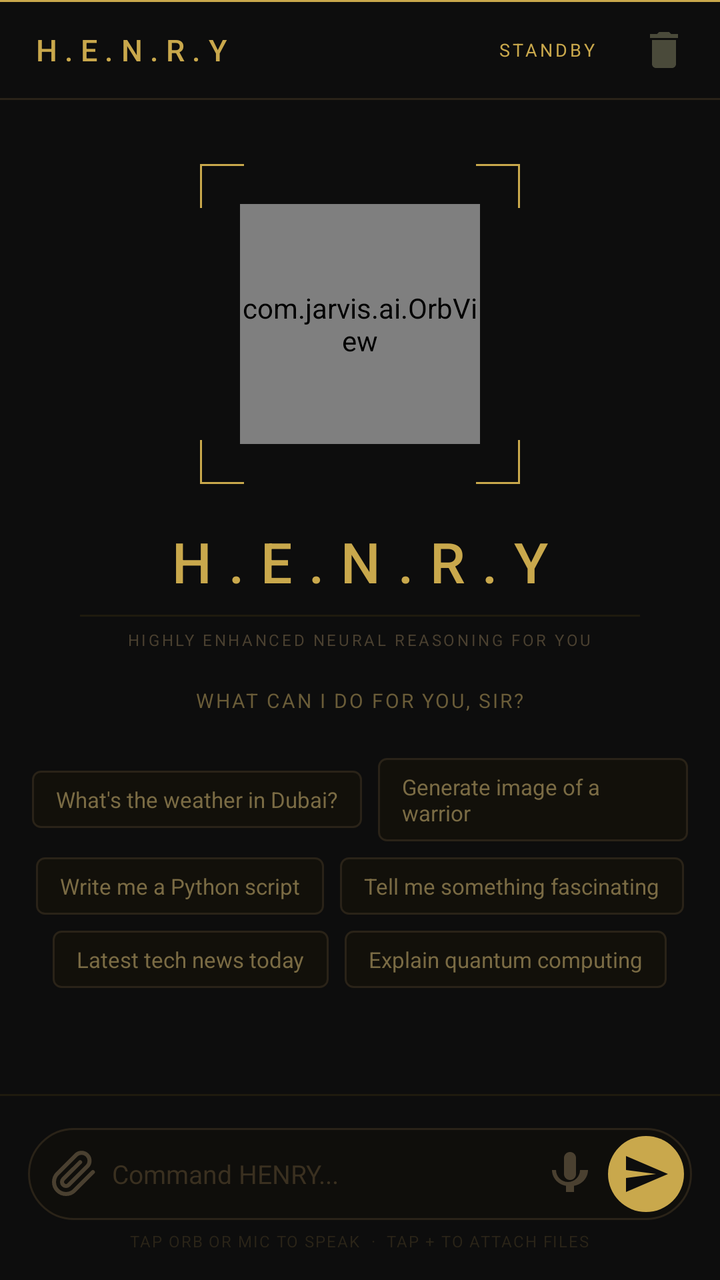
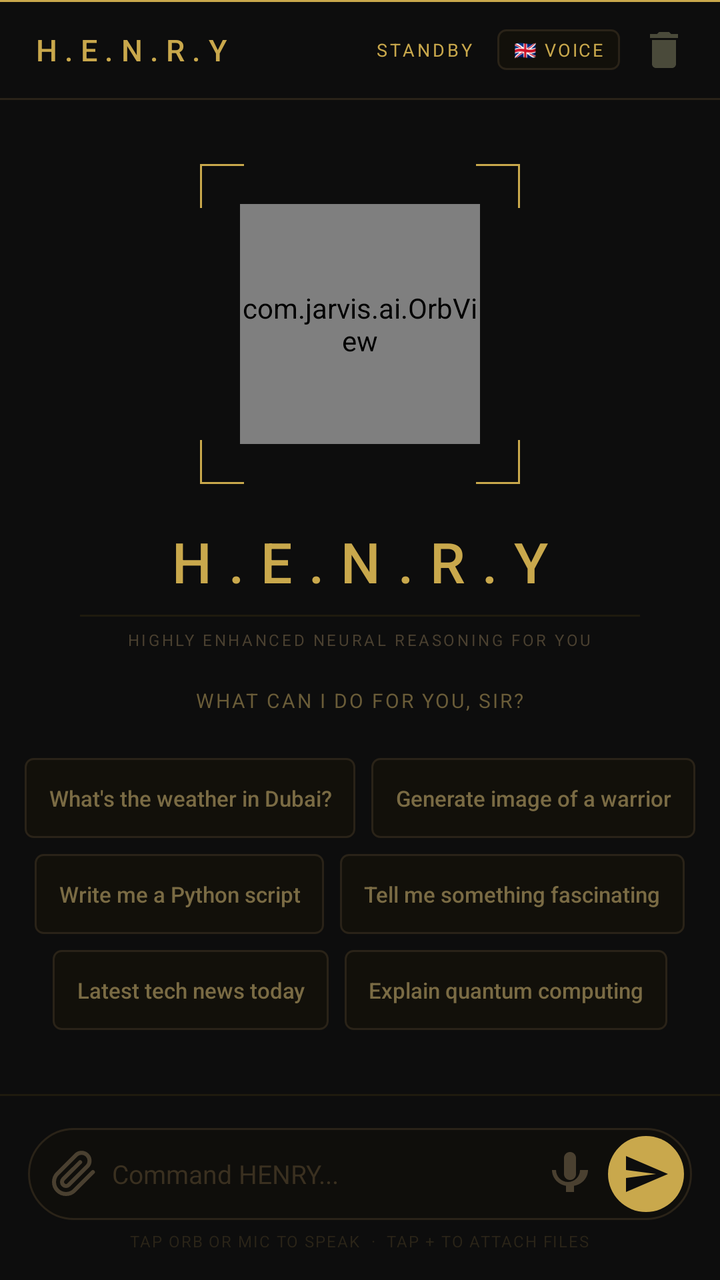

The first picture is an Android layout as it rendered before a commit; the second is the same layout after the commit. The layout source and the unified diff follow.
<!-- AndroidManifest.xml: application theme Theme.Jarvis -->
<!-- res/layout/activity_main.xml -->
<?xml version="1.0" encoding="utf-8"?>
<androidx.constraintlayout.widget.ConstraintLayout
    xmlns:android="http://schemas.android.com/apk/res/android"
    xmlns:app="http://schemas.android.com/apk/res-auto"
    android:layout_width="match_parent"
    android:layout_height="match_parent"
    android:background="#0d0d0d">

    
    <View
        android:id="@+id/top_line"
        android:layout_width="match_parent"
        android:layout_height="1dp"
        android:background="#c9a84c"
        app:layout_constraintTop_toTopOf="parent"
        app:layout_constraintStart_toStartOf="parent"/>

    
    <LinearLayout
        android:id="@+id/topbar"
        android:layout_width="match_parent"
        android:layout_height="48dp"
        android:orientation="horizontal"
        android:gravity="center_vertical"
        android:paddingStart="16dp"
        android:paddingEnd="12dp"
        android:background="#0d0d0d"
        app:layout_constraintTop_toBottomOf="@id/top_line"
        app:layout_constraintStart_toStartOf="parent">

        <TextView
            android:id="@+id/tv_title"
            android:layout_width="0dp"
            android:layout_height="wrap_content"
            android:layout_weight="1"
            android:text="H.E.N.R.Y"
            android:textColor="#c9a84c"
            android:textSize="15sp"
            android:letterSpacing="0.25"
            android:fontFamily="sans-serif-medium"/>

        <TextView
            android:id="@+id/tv_status"
            android:layout_width="wrap_content"
            android:layout_height="wrap_content"
            android:text="STANDBY"
            android:textColor="#c9a84c"
            android:textSize="9sp"
            android:letterSpacing="0.15"
            android:paddingHorizontal="8dp"
            android:paddingVertical="3dp"
            android:layout_marginEnd="10dp"/>

        <ImageButton
            android:id="@+id/btn_clear"
            android:layout_width="32dp"
            android:layout_height="32dp"
            android:background="@android:color/transparent"
            android:src="@drawable/ic_delete"
            android:contentDescription="Clear"
            android:tint="#4a4a3a"/>

    </LinearLayout>

    
    <View
        android:id="@+id/top_bar_line"
        android:layout_width="match_parent"
        android:layout_height="1dp"
        android:background="#2a2318"
        app:layout_constraintTop_toBottomOf="@id/topbar"
        app:layout_constraintStart_toStartOf="parent"/>

    
    <androidx.core.widget.NestedScrollView
        android:id="@+id/scroll_main"
        android:layout_width="match_parent"
        android:layout_height="0dp"
        android:fillViewport="true"
        app:layout_constraintTop_toBottomOf="@id/top_bar_line"
        app:layout_constraintBottom_toTopOf="@id/bottom_bar_line"
        app:layout_constraintStart_toStartOf="parent"
        app:layout_constraintEnd_toEndOf="parent">

        <LinearLayout
            android:layout_width="match_parent"
            android:layout_height="wrap_content"
            android:orientation="vertical">

            
            <LinearLayout
                android:id="@+id/orb_section"
                android:layout_width="match_parent"
                android:layout_height="wrap_content"
                android:orientation="vertical"
                android:gravity="center"
                android:paddingTop="32dp"
                android:paddingBottom="8dp">

                
                <FrameLayout
                    android:layout_width="160dp"
                    android:layout_height="160dp"
                    android:gravity="center">

                    
                    <View android:layout_width="22dp" android:layout_height="1dp"
                        android:background="#c9a84c" android:layout_gravity="top|start"/>
                    
                    <View android:layout_width="1dp" android:layout_height="22dp"
                        android:background="#c9a84c" android:layout_gravity="top|start"/>
                    
                    <View android:layout_width="22dp" android:layout_height="1dp"
                        android:background="#c9a84c" android:layout_gravity="top|end"/>
                    
                    <View android:layout_width="1dp" android:layout_height="22dp"
                        android:background="#c9a84c" android:layout_gravity="top|end"/>
                    
                    <View android:layout_width="22dp" android:layout_height="1dp"
                        android:background="#c9a84c" android:layout_gravity="bottom|start"/>
                    
                    <View android:layout_width="1dp" android:layout_height="22dp"
                        android:background="#c9a84c" android:layout_gravity="bottom|start"/>
                    
                    <View android:layout_width="22dp" android:layout_height="1dp"
                        android:background="#c9a84c" android:layout_gravity="bottom|end"/>
                    
                    <View android:layout_width="1dp" android:layout_height="22dp"
                        android:background="#c9a84c" android:layout_gravity="bottom|end"/>

                    <com.jarvis.ai.OrbView
                        android:id="@+id/orb_view"
                        android:layout_width="120dp"
                        android:layout_height="120dp"
                        android:layout_gravity="center"
                        android:clickable="true"
                        android:focusable="true"/>

                </FrameLayout>

                <TextView
                    android:id="@+id/tv_henry_name"
                    android:layout_width="wrap_content"
                    android:layout_height="wrap_content"
                    android:text="H.E.N.R.Y"
                    android:textColor="#c9a84c"
                    android:textSize="28sp"
                    android:letterSpacing="0.3"
                    android:fontFamily="sans-serif-medium"
                    android:layout_marginTop="20dp"/>

                <View
                    android:layout_width="280dp"
                    android:layout_height="1dp"
                    android:background="#1e1a0e"
                    android:layout_marginTop="8dp"/>

                <TextView
                    android:layout_width="wrap_content"
                    android:layout_height="wrap_content"
                    android:text="HIGHLY ENHANCED NEURAL REASONING FOR YOU"
                    android:textColor="#4a4030"
                    android:textSize="8sp"
                    android:letterSpacing="0.15"
                    android:layout_marginTop="6dp"/>

                <TextView
                    android:id="@+id/tv_orb_hint"
                    android:layout_width="wrap_content"
                    android:layout_height="wrap_content"
                    android:text="WHAT CAN I DO FOR YOU, SIR?"
                    android:textColor="#6a5c38"
                    android:textSize="10sp"
                    android:letterSpacing="0.1"
                    android:layout_marginTop="18dp"/>

            </LinearLayout>

            
            <LinearLayout
                android:id="@+id/chips_row1"
                android:layout_width="match_parent"
                android:layout_height="wrap_content"
                android:orientation="horizontal"
                android:gravity="center"
                android:paddingHorizontal="16dp"
                android:layout_marginTop="14dp">

                <TextView
                    android:id="@+id/chip1"
                    android:layout_width="wrap_content"
                    android:layout_height="wrap_content"
                    android:text="What's the weather in Dubai?"
                    android:textColor="#7a6b44"
                    android:textSize="11sp"
                    android:background="@drawable/bg_chip"
                    android:paddingHorizontal="12dp"
                    android:paddingVertical="7dp"
                    android:layout_marginEnd="8dp"
                    android:clickable="true"
                    android:focusable="true"/>

                <TextView
                    android:id="@+id/chip2"
                    android:layout_width="wrap_content"
                    android:layout_height="wrap_content"
                    android:text="Generate image of a warrior"
                    android:textColor="#7a6b44"
                    android:textSize="11sp"
                    android:background="@drawable/bg_chip"
                    android:paddingHorizontal="12dp"
                    android:paddingVertical="7dp"
                    android:clickable="true"
                    android:focusable="true"/>

            </LinearLayout>

            
            <LinearLayout
                android:id="@+id/chips_row2"
                android:layout_width="match_parent"
                android:layout_height="wrap_content"
                android:orientation="horizontal"
                android:gravity="center"
                android:paddingHorizontal="16dp"
                android:layout_marginTop="8dp">

                <TextView
                    android:id="@+id/chip3"
                    android:layout_width="wrap_content"
                    android:layout_height="wrap_content"
                    android:text="Write me a Python script"
                    android:textColor="#7a6b44"
                    android:textSize="11sp"
                    android:background="@drawable/bg_chip"
                    android:paddingHorizontal="12dp"
                    android:paddingVertical="7dp"
                    android:layout_marginEnd="8dp"
                    android:clickable="true"
                    android:focusable="true"/>

                <TextView
                    android:id="@+id/chip4"
                    android:layout_width="wrap_content"
                    android:layout_height="wrap_content"
                    android:text="Tell me something fascinating"
                    android:textColor="#7a6b44"
                    android:textSize="11sp"
                    android:background="@drawable/bg_chip"
                    android:paddingHorizontal="12dp"
                    android:paddingVertical="7dp"
                    android:clickable="true"
                    android:focusable="true"/>

            </LinearLayout>

            
            <LinearLayout
                android:id="@+id/chips_row3"
                android:layout_width="match_parent"
                android:layout_height="wrap_content"
                android:orientation="horizontal"
                android:gravity="center"
                android:paddingHorizontal="16dp"
                android:layout_marginTop="8dp"
                android:layout_marginBottom="12dp">

                <TextView
                    android:id="@+id/chip5"
                    android:layout_width="wrap_content"
                    android:layout_height="wrap_content"
                    android:text="Latest tech news today"
                    android:textColor="#7a6b44"
                    android:textSize="11sp"
                    android:background="@drawable/bg_chip"
                    android:paddingHorizontal="12dp"
                    android:paddingVertical="7dp"
                    android:layout_marginEnd="8dp"
                    android:clickable="true"
                    android:focusable="true"/>

                <TextView
                    android:id="@+id/chip6"
                    android:layout_width="wrap_content"
                    android:layout_height="wrap_content"
                    android:text="Explain quantum computing"
                    android:textColor="#7a6b44"
                    android:textSize="11sp"
                    android:background="@drawable/bg_chip"
                    android:paddingHorizontal="12dp"
                    android:paddingVertical="7dp"
                    android:clickable="true"
                    android:focusable="true"/>

            </LinearLayout>

            
            <androidx.recyclerview.widget.RecyclerView
                android:id="@+id/recycler_chat"
                android:layout_width="match_parent"
                android:layout_height="wrap_content"
                android:paddingHorizontal="14dp"
                android:paddingTop="4dp"
                android:paddingBottom="8dp"
                android:clipToPadding="false"
                android:scrollbars="none"
                android:nestedScrollingEnabled="false"/>

        </LinearLayout>
    </androidx.core.widget.NestedScrollView>

    
    <View
        android:id="@+id/bottom_bar_line"
        android:layout_width="match_parent"
        android:layout_height="1dp"
        android:background="#1e1a0e"
        app:layout_constraintBottom_toTopOf="@id/input_container"
        app:layout_constraintStart_toStartOf="parent"/>

    
    <LinearLayout
        android:id="@+id/input_container"
        android:layout_width="match_parent"
        android:layout_height="wrap_content"
        android:orientation="vertical"
        android:background="#0d0d0d"
        android:paddingTop="10dp"
        android:paddingBottom="14dp"
        android:paddingHorizontal="14dp"
        app:layout_constraintBottom_toBottomOf="parent"
        app:layout_constraintStart_toStartOf="parent"
        app:layout_constraintEnd_toEndOf="parent">

        
        <FrameLayout
            android:layout_width="wrap_content"
            android:layout_height="wrap_content"
            android:layout_marginBottom="6dp">

            <ImageView
                android:id="@+id/iv_attach_preview"
                android:layout_width="64dp"
                android:layout_height="64dp"
                android:scaleType="centerCrop"
                android:background="@drawable/bg_chip"
                android:visibility="gone"
                android:contentDescription="Attached image"/>

            <TextView
                android:id="@+id/tv_remove_attach"
                android:layout_width="16dp"
                android:layout_height="16dp"
                android:text="x"
                android:textColor="#c9a84c"
                android:textSize="9sp"
                android:gravity="center"
                android:background="#aa0d0d0d"
                android:visibility="gone"
                android:layout_gravity="top|end"/>

        </FrameLayout>

        
        <LinearLayout
            android:layout_width="match_parent"
            android:layout_height="wrap_content"
            android:orientation="horizontal"
            android:gravity="center_vertical"
            android:background="@drawable/bg_input_box"
            android:paddingStart="4dp"
            android:paddingEnd="4dp"
            android:paddingVertical="4dp">

            <ImageButton
                android:id="@+id/btn_attach"
                android:layout_width="38dp"
                android:layout_height="38dp"
                android:background="@android:color/transparent"
                android:src="@drawable/ic_attach"
                android:contentDescription="Attach"
                android:tint="#4a4030"/>

            <EditText
                android:id="@+id/et_input"
                android:layout_width="0dp"
                android:layout_height="wrap_content"
                android:layout_weight="1"
                android:background="@null"
                android:textColor="#c9a84c"
                android:textColorHint="#3a3020"
                android:textSize="13sp"
                android:hint="Command HENRY..."
                android:maxLines="4"
                android:inputType="textMultiLine|textCapSentences"
                android:imeOptions="actionSend"/>

            <ImageButton
                android:id="@+id/btn_mic"
                android:layout_width="38dp"
                android:layout_height="38dp"
                android:background="@android:color/transparent"
                android:src="@drawable/ic_mic"
                android:contentDescription="Voice"
                android:tint="#4a4030"/>

            <ImageButton
                android:id="@+id/btn_send"
                android:layout_width="38dp"
                android:layout_height="38dp"
                android:background="@drawable/bg_send_btn"
                android:src="@drawable/ic_send"
                android:contentDescription="Send"
                android:tint="#0d0d0d"/>

        </LinearLayout>

        
        <TextView
            android:layout_width="wrap_content"
            android:layout_height="wrap_content"
            android:layout_gravity="center_horizontal"
            android:layout_marginTop="5dp"
            android:text="TAP ORB OR MIC TO SPEAK  ·  TAP + TO ATTACH FILES"
            android:textColor="#2a2418"
            android:textSize="8sp"
            android:letterSpacing="0.08"/>

    </LinearLayout>

</androidx.constraintlayout.widget.ConstraintLayout>
<!-- resources referenced by this layout -->
<resources>
  <!-- drawable bg_chip (drawable) -->
  <?xml version="1.0" encoding="utf-8"?>
  <ripple xmlns:android="http://schemas.android.com/apk/res/android"
      android:color="#4a3a18">
      <item>
          <shape android:shape="rectangle">
              <solid android:color="#12100a"/>
              <stroke android:width="1dp" android:color="#2a2318"/>
              <corners android:radius="4dp"/>
          </shape>
      </item>
  </ripple>
  <!-- drawable bg_input_box (drawable) -->
  <?xml version="1.0" encoding="utf-8"?>
  <shape xmlns:android="http://schemas.android.com/apk/res/android" android:shape="rectangle">
      <solid android:color="#0f0e0b"/>
      <stroke android:width="1dp" android:color="#2a2318"/>
      <corners android:radius="28dp"/>
  </shape>
  <!-- drawable bg_send_btn (drawable) -->
  <?xml version="1.0" encoding="utf-8"?>
  <ripple xmlns:android="http://schemas.android.com/apk/res/android"
      android:color="#a07830">
      <item>
          <shape android:shape="oval">
              <solid android:color="#c9a84c"/>
          </shape>
      </item>
  </ripple>
  <!-- drawable ic_attach (drawable) -->
  <vector xmlns:android="http://schemas.android.com/apk/res/android"
      android:width="24dp"
      android:height="24dp"
      android:viewportWidth="24"
      android:viewportHeight="24">
      <path
          android:fillColor="@android:color/transparent"
          android:strokeColor="#64748b"
          android:strokeWidth="2"
          android:strokeLineCap="round"
          android:strokeLineJoin="round"
          android:pathData="M21.44,11.05l-9.19,9.19a6,6 0,0 1,-8.49 -8.49l9.19,-9.19a4,4 0,0 1,5.66 5.66l-9.2,9.19a2,2 0,0 1,-2.83 -2.83l8.49,-8.48"/>
  </vector>
  <!-- drawable ic_delete (drawable) -->
  <?xml version="1.0" encoding="utf-8"?>
  <vector xmlns:android="http://schemas.android.com/apk/res/android"
      android:width="24dp" android:height="24dp"
      android:viewportWidth="24" android:viewportHeight="24">
      <path android:fillColor="#FFFFFFFF"
          android:pathData="M6,19C6,20.1 6.9,21 8,21L16,21C17.1,21 18,20.1 18,19L18,7L6,7L6,19ZM19,4L15.5,4L14.5,3L9.5,3L8.5,4L5,4L5,6L19,6L19,4Z"/>
  </vector>
  <!-- drawable ic_mic (drawable) -->
  <?xml version="1.0" encoding="utf-8"?>
  <vector xmlns:android="http://schemas.android.com/apk/res/android"
      android:width="24dp" android:height="24dp"
      android:viewportWidth="24" android:viewportHeight="24">
      <path android:fillColor="#FFFFFFFF"
          android:pathData="M12,1C10.34,1 9,2.34 9,4L9,12C9,13.66 10.34,15 12,15C13.66,15 15,13.66 15,12L15,4C15,2.34 13.66,1 12,1Z"/>
      <path android:fillColor="#FFFFFFFF"
          android:pathData="M19,10L17,10C17,13.31 14.31,16 11,16C7.69,16 5,13.31 5,10L3,10C3,13.97 6.03,17.22 10,17.9L10,21L14,21L14,17.9C17.97,17.22 21,13.97 21,10L19,10Z"/>
  </vector>
  <!-- drawable ic_send (drawable) -->
  <?xml version="1.0" encoding="utf-8"?>
  <vector xmlns:android="http://schemas.android.com/apk/res/android"
      android:width="24dp" android:height="24dp"
      android:viewportWidth="24" android:viewportHeight="24">
      <path android:fillColor="#FFFFFFFF"
          android:pathData="M2,21L23,12L2,3L2,10L17,12L2,14L2,21Z"/>
  </vector>
  <style name="Theme.Jarvis" parent="Theme.AppCompat.NoActionBar">
          <item name="android:windowBackground">#070d1a</item>
          <item name="android:statusBarColor">#070d1a</item>
          <item name="android:navigationBarColor">#070d1a</item>
          <item name="android:windowFullscreen">true</item>
          <item name="colorPrimary">#3b82f6</item>
          <item name="colorPrimaryDark">#1d4ed8</item>
          <item name="colorAccent">#3b82f6</item>
      </style>
</resources>

<!-- the commit's change to res/layout/activity_main.xml (unified diff, before → after) -->
@@ -49,7 +49,24 @@
             android:letterSpacing="0.15"
             android:paddingHorizontal="8dp"
             android:paddingVertical="3dp"
-            android:layout_marginEnd="10dp"/>
+            android:layout_marginEnd="4dp"/>
+
+        
+        <TextView
+            android:id="@+id/btn_voice"
+            android:layout_width="wrap_content"
+            android:layout_height="wrap_content"
+            android:text="🇬🇧 VOICE"
+            android:textColor="#c9a84c"
+            android:textSize="9sp"
+            android:letterSpacing="0.1"
+            android:paddingHorizontal="8dp"
+            android:paddingVertical="4dp"
+            android:layout_marginEnd="6dp"
+            android:background="@drawable/bg_chip"
+            android:clickable="true"
+            android:focusable="true"
+            android:contentDescription="Voice accent"/>
 
         <ImageButton
             android:id="@+id/btn_clear"
@@ -103,28 +120,20 @@
                     android:layout_height="160dp"
                     android:gravity="center">
 
-                    
                     <View android:layout_width="22dp" android:layout_height="1dp"
                         android:background="#c9a84c" android:layout_gravity="top|start"/>
-                    
                     <View android:layout_width="1dp" android:layout_height="22dp"
                         android:background="#c9a84c" android:layout_gravity="top|start"/>
-                    
                     <View android:layout_width="22dp" android:layout_height="1dp"
                         android:background="#c9a84c" android:layout_gravity="top|end"/>
-                    
                     <View android:layout_width="1dp" android:layout_height="22dp"
                         android:background="#c9a84c" android:layout_gravity="top|end"/>
-                    
                     <View android:layout_width="22dp" android:layout_height="1dp"
                         android:background="#c9a84c" android:layout_gravity="bottom|start"/>
-                    
                     <View android:layout_width="1dp" android:layout_height="22dp"
                         android:background="#c9a84c" android:layout_gravity="bottom|start"/>
-                    
                     <View android:layout_width="22dp" android:layout_height="1dp"
                         android:background="#c9a84c" android:layout_gravity="bottom|end"/>
-                    
                     <View android:layout_width="1dp" android:layout_height="22dp"
                         android:background="#c9a84c" android:layout_gravity="bottom|end"/>
 
@@ -135,7 +144,6 @@
                         android:layout_gravity="center"
                         android:clickable="true"
                         android:focusable="true"/>
-
                 </FrameLayout>
 
                 <TextView
@@ -183,35 +191,38 @@
                 android:layout_height="wrap_content"
                 android:orientation="horizontal"
                 android:gravity="center"
-                android:paddingHorizontal="16dp"
+                android:paddingStart="12dp"
+                android:paddingEnd="12dp"
                 android:layout_marginTop="14dp">
 
-                <TextView
+                <Button
                     android:id="@+id/chip1"
-                    android:layout_width="wrap_content"
-                    android:layout_height="wrap_content"
+                    style="@android:style/Widget.Material.Button.Borderless"
+                    android:layout_width="wrap_content"
+                    android:layout_height="40dp"
                     android:text="What's the weather in Dubai?"
                     android:textColor="#7a6b44"
                     android:textSize="11sp"
-                    android:background="@drawable/bg_chip"
-                    android:paddingHorizontal="12dp"
-                    android:paddingVertical="7dp"
+                    android:textAllCaps="false"
+                    android:background="@drawable/bg_chip"
+                    android:paddingStart="12dp"
+                    android:paddingEnd="12dp"
                     android:layout_marginEnd="8dp"
-                    android:clickable="true"
-                    android:focusable="true"/>
-
-                <TextView
+                    android:stateListAnimator="@null"/>
+
+                <Button
                     android:id="@+id/chip2"
-                    android:layout_width="wrap_content"
-                    android:layout_height="wrap_content"
+                    style="@android:style/Widget.Material.Button.Borderless"
+                    android:layout_width="wrap_content"
+                    android:layout_height="40dp"
                     android:text="Generate image of a warrior"
                     android:textColor="#7a6b44"
                     android:textSize="11sp"
-                    android:background="@drawable/bg_chip"
-                    android:paddingHorizontal="12dp"
-                    android:paddingVertical="7dp"
-                    android:clickable="true"
-                    android:focusable="true"/>
+                    android:textAllCaps="false"
+                    android:background="@drawable/bg_chip"
+                    android:paddingStart="12dp"
+                    android:paddingEnd="12dp"
+                    android:stateListAnimator="@null"/>
 
             </LinearLayout>
 
@@ -222,35 +233,38 @@
                 android:layout_height="wrap_content"
                 android:orientation="horizontal"
                 android:gravity="center"
-                android:paddingHorizontal="16dp"
+                android:paddingStart="12dp"
+                android:paddingEnd="12dp"
                 android:layout_marginTop="8dp">
 
-                <TextView
+                <Button
                     android:id="@+id/chip3"
-                    android:layout_width="wrap_content"
-                    android:layout_height="wrap_content"
+                    style="@android:style/Widget.Material.Button.Borderless"
+                    android:layout_width="wrap_content"
+                    android:layout_height="40dp"
                     android:text="Write me a Python script"
                     android:textColor="#7a6b44"
                     android:textSize="11sp"
-                    android:background="@drawable/bg_chip"
-                    android:paddingHorizontal="12dp"
-                    android:paddingVertical="7dp"
+                    android:textAllCaps="false"
+                    android:background="@drawable/bg_chip"
+                    android:paddingStart="12dp"
+                    android:paddingEnd="12dp"
                     android:layout_marginEnd="8dp"
-                    android:clickable="true"
-                    android:focusable="true"/>
-
-                <TextView
+                    android:stateListAnimator="@null"/>
+
+                <Button
                     android:id="@+id/chip4"
-                    android:layout_width="wrap_content"
-                    android:layout_height="wrap_content"
+                    style="@android:style/Widget.Material.Button.Borderless"
+                    android:layout_width="wrap_content"
+                    android:layout_height="40dp"
                     android:text="Tell me something fascinating"
                     android:textColor="#7a6b44"
                     android:textSize="11sp"
-                    android:background="@drawable/bg_chip"
-                    android:paddingHorizontal="12dp"
-                    android:paddingVertical="7dp"
-                    android:clickable="true"
-                    android:focusable="true"/>
+                    android:textAllCaps="false"
+                    android:background="@drawable/bg_chip"
+                    android:paddingStart="12dp"
+                    android:paddingEnd="12dp"
+                    android:stateListAnimator="@null"/>
 
             </LinearLayout>
 
@@ -261,36 +275,39 @@
                 android:layout_height="wrap_content"
                 android:orientation="horizontal"
                 android:gravity="center"
-                android:paddingHorizontal="16dp"
+                android:paddingStart="12dp"
+                android:paddingEnd="12dp"
                 android:layout_marginTop="8dp"
-                android:layout_marginBottom="12dp">
-
-                <TextView
+                android:layout_marginBottom="14dp">
+
+                <Button
                     android:id="@+id/chip5"
-                    android:layout_width="wrap_content"
-                    android:layout_height="wrap_content"
+                    style="@android:style/Widget.Material.Button.Borderless"
+                    android:layout_width="wrap_content"
+                    android:layout_height="40dp"
                     android:text="Latest tech news today"
                     android:textColor="#7a6b44"
                     android:textSize="11sp"
-                    android:background="@drawable/bg_chip"
-                    android:paddingHorizontal="12dp"
-                    android:paddingVertical="7dp"
+                    android:textAllCaps="false"
+                    android:background="@drawable/bg_chip"
+                    android:paddingStart="12dp"
+                    android:paddingEnd="12dp"
                     android:layout_marginEnd="8dp"
-                    android:clickable="true"
-                    android:focusable="true"/>
-
-                <TextView
+                    android:stateListAnimator="@null"/>
+
+                <Button
                     android:id="@+id/chip6"
-                    android:layout_width="wrap_content"
-                    android:layout_height="wrap_content"
+                    style="@android:style/Widget.Material.Button.Borderless"
+                    android:layout_width="wrap_content"
+                    android:layout_height="40dp"
                     android:text="Explain quantum computing"
                     android:textColor="#7a6b44"
                     android:textSize="11sp"
-                    android:background="@drawable/bg_chip"
-                    android:paddingHorizontal="12dp"
-                    android:paddingVertical="7dp"
-                    android:clickable="true"
-                    android:focusable="true"/>
+                    android:textAllCaps="false"
+                    android:background="@drawable/bg_chip"
+                    android:paddingStart="12dp"
+                    android:paddingEnd="12dp"
+                    android:stateListAnimator="@null"/>
 
             </LinearLayout>
 
@@ -299,7 +316,8 @@
                 android:id="@+id/recycler_chat"
                 android:layout_width="match_parent"
                 android:layout_height="wrap_content"
-                android:paddingHorizontal="14dp"
+                android:paddingStart="10dp"
+                android:paddingEnd="10dp"
                 android:paddingTop="4dp"
                 android:paddingBottom="8dp"
                 android:clipToPadding="false"
